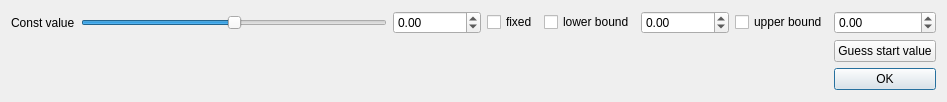
Old version of the form pensant/ui/constantModelFitParameters.ui in the repository syncope/pensant.
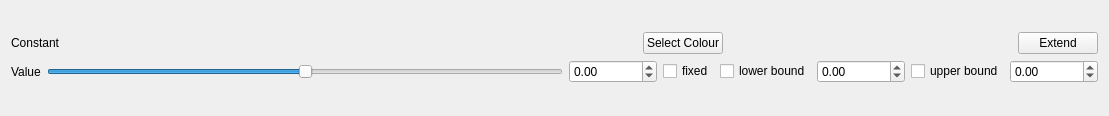
New version of the form.

Commit message: + implemented changes to widget creation interface for constant model

The edit to the form file:
```diff
--- a/pensant/ui/constantModelFitParameters.ui
+++ b/pensant/ui/constantModelFitParameters.ui
@@ -6,41 +6,90 @@
    <rect>
     <x>0</x>
     <y>0</y>
-    <width>947</width>
-    <height>102</height>
+    <width>1109</width>
+    <height>116</height>
    </rect>
   </property>
   <property name="windowTitle">
    <string>ConstantModelFitParameters</string>
   </property>
   <layout class="QGridLayout" name="gridLayout_2">
-   <item row="0" column="0">
-    <layout class="QGridLayout" name="gridLayout">
-     <item row="0" column="3">
-      <widget class="QCheckBox" name="constFixedCB">
+   <item row="1" column="0">
+    <layout class="QVBoxLayout" name="verticalLayout">
+     <item>
+      <layout class="QHBoxLayout" name="horizontalLayout">
+       <item>
+        <widget class="QLabel" name="label_4">
        <property name="text">
-        <string>fixed</string>
+          <string>Constant</string>
        </property>
       </widget>
      </item>
-     <item row="0" column="0">
-      <widget class="QLabel" name="label_2">
+       <item>
+        <spacer name="horizontalSpacer_3">
+         <property name="orientation">
+          <enum>Qt::Horizontal</enum>
+         </property>
+         <property name="sizeHint" stdset="0">
+          <size>
+           <width>40</width>
+           <height>20</height>
+          </size>
+         </property>
+        </spacer>
+       </item>
+       <item>
+        <spacer name="horizontalSpacer_2">
+         <property name="orientation">
+          <enum>Qt::Horizontal</enum>
+         </property>
+         <property name="sizeHint" stdset="0">
+          <size>
+           <width>40</width>
+           <height>20</height>
+          </size>
+         </property>
+        </spacer>
+       </item>
+       <item>
+        <widget class="QPushButton" name="chooseColourButton">
        <property name="text">
-        <string>Const value</string>
+          <string>Select Colour</string>
        </property>
       </widget>
      </item>
-     <item row="0" column="5">
-      <widget class="QDoubleSpinBox" name="constLBValue">
-       <property name="minimum">
-        <double>-1000000000.000000000000000</double>
-       </property>
-       <property name="maximum">
-        <double>1000000000.000000000000000</double>
-       </property>
-      </widget>
-     </item>
-     <item row="0" column="2">
+       <item>
+        <spacer name="horizontalSpacer">
+         <property name="orientation">
+          <enum>Qt::Horizontal</enum>
+         </property>
+         <property name="sizeHint" stdset="0">
+          <size>
+           <width>40</width>
+           <height>20</height>
+          </size>
+         </property>
+        </spacer>
+       </item>
+       <item>
+        <widget class="QPushButton" name="extendButton">
+         <property name="text">
+          <string>Extend</string>
+         </property>
+        </widget>
+       </item>
+      </layout>
+     </item>
+     <item>
+      <layout class="QGridLayout" name="gridLayout_3">
+       <item row="1" column="4">
+        <widget class="QCheckBox" name="useLBConst">
+         <property name="text">
+          <string>lower bound</string>
+         </property>
+        </widget>
+       </item>
+       <item row="1" column="2">
       <widget class="QDoubleSpinBox" name="constValue">
        <property name="minimum">
         <double>-1000000000.000000000000000</double>
@@ -50,14 +99,24 @@
        </property>
       </widget>
      </item>
-     <item row="0" column="6">
-      <widget class="QCheckBox" name="useUBConst">
+       <item row="1" column="5">
+        <widget class="QDoubleSpinBox" name="constLBValue">
+         <property name="minimum">
+          <double>-1000000000.000000000000000</double>
+         </property>
+         <property name="maximum">
+          <double>1000000000.000000000000000</double>
+         </property>
+        </widget>
+       </item>
+       <item row="1" column="0">
+        <widget class="QLabel" name="label_2">
        <property name="text">
-        <string>upper bound</string>
+          <string>Value</string>
        </property>
       </widget>
      </item>
-     <item row="0" column="1">
+       <item row="1" column="1">
       <widget class="QSlider" name="constSlider">
        <property name="maximum">
         <number>100</number>
@@ -79,39 +138,31 @@
        </property>
       </widget>
      </item>
-     <item row="0" column="7">
-      <widget class="QDoubleSpinBox" name="constUBValue">
-       <property name="minimum">
-        <double>-1000000000.000000000000000</double>
-       </property>
-       <property name="maximum">
-        <double>1000000000.000000000000000</double>
+       <item row="1" column="6">
+        <widget class="QCheckBox" name="useUBConst">
+         <property name="text">
+          <string>upper bound</string>
        </property>
       </widget>
      </item>
      <item row="1" column="7">
-      <widget class="QPushButton" name="guessStartValuesBtn">
-       <property name="text">
-        <string>Guess start value</string>
-       </property>
-      </widget>
-     </item>
-     <item row="0" column="4">
-      <widget class="QCheckBox" name="useLBConst">
-       <property name="text">
-        <string>lower bound</string>
+        <widget class="QDoubleSpinBox" name="constUBValue">
+         <property name="minimum">
+          <double>-1000000000.000000000000000</double>
+         </property>
+         <property name="maximum">
+          <double>1000000000.000000000000000</double>
        </property>
       </widget>
      </item>
-     <item row="2" column="7">
-      <widget class="QPushButton" name="configDonePushBtn">
+       <item row="1" column="3">
+        <widget class="QCheckBox" name="constFixedCB">
        <property name="text">
-        <string>OK</string>
-       </property>
-       <property name="default">
-        <bool>true</bool>
-       </property>
-      </widget>
+          <string>fixed</string>
+         </property>
+        </widget>
+       </item>
+      </layout>
      </item>
     </layout>
    </item>
```
Lines whose indentation alone changed are shown as unchanged. The commit also changes 2 other files.
